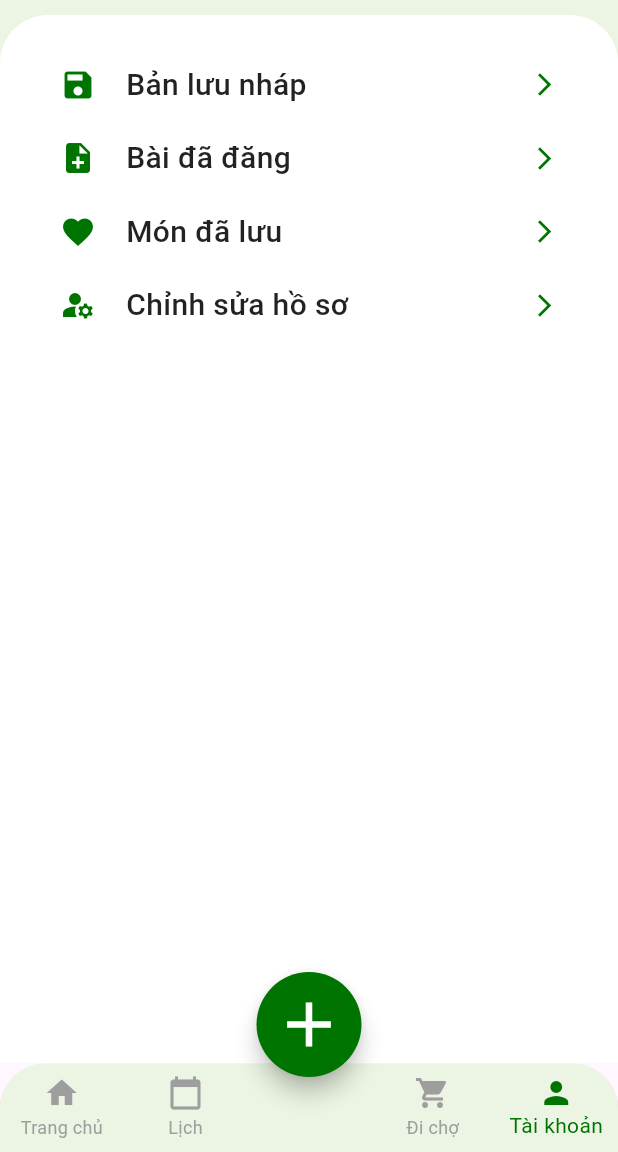
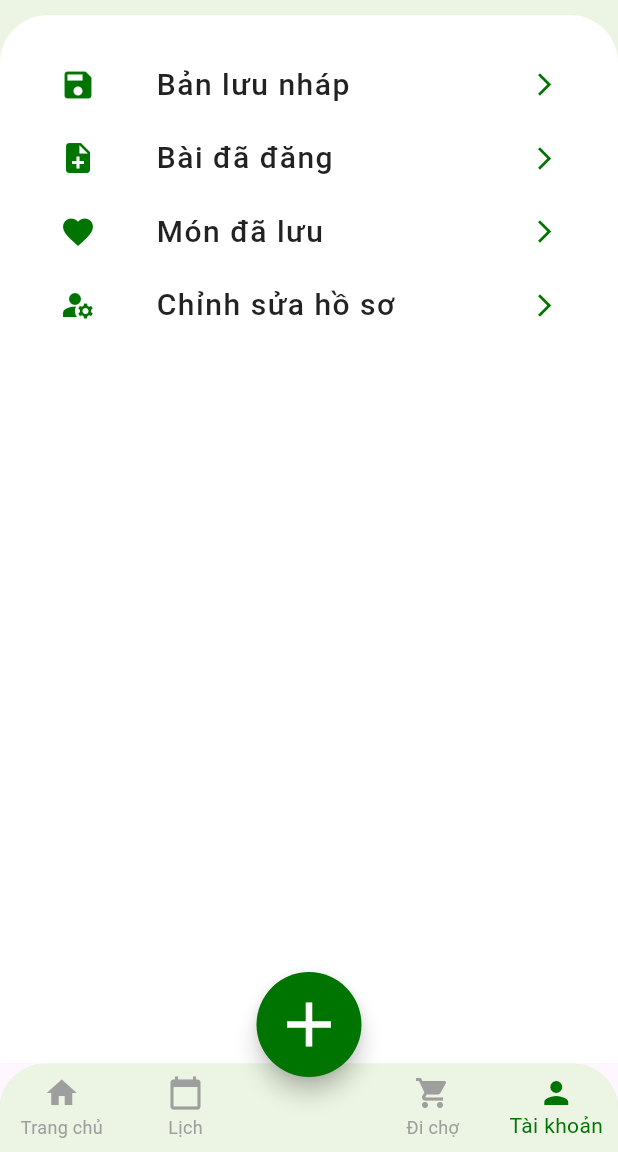
Before and after one commit to NguyenHongLoan125/lolly_app, a Flutter app: the AccountScreen screen opened by its route, on a phone screen of 412 x 824 dp, the part 84-1236 px from its top. Run offline on Flutter 3.47's test engine with Material 3 defaults, Android fonts, the phone set to English and light mode, and no system bars; our stand-ins replace cached_network_image, flutter_secure_storage, get, go_router, google_fonts, pin_code_fields and 2 more; accounts and stored records are empty.

```diff
--- a/lolly_app/lib/models/dish_model.dart
+++ b/lolly_app/lib/models/dish_model.dart
@@ -42,4 +42,9 @@ class DishModel {
       'user_id': user_id,
     };
   }
+  @override
+  String toString() {
+    return 'DishModel{id: $id, name: $name, imageUrl: $imageUrl, likes: $likes, user_id: $user_id, ingredients: $ingredients}';
+  }
+
 }
--- a/lolly_app/lib/views/screens/nav_screens/account_screen.dart
+++ b/lolly_app/lib/views/screens/nav_screens/account_screen.dart
@@ -65,13 +65,14 @@ class AccountScreen extends StatelessWidget {
                             children: [
                               const SizedBox(width: 20),
                               const Icon(Icons.save, color: Color(0xFF007400)),
-                              const SizedBox(width: 20),
+                              const SizedBox(width: 40),
                               Text(
                                 'Bản lưu nháp',
                                 style: GoogleFonts.roboto(
                                   fontSize: 20,
                                   color: Colors.black87,
                                   fontWeight: FontWeight.w500,
+                                  letterSpacing: 1,
                                 ),
                               ),
                             ],
@@ -96,13 +97,14 @@ class AccountScreen extends StatelessWidget {
                             children: [
                               const SizedBox(width: 20),
                               const Icon(Icons.note_add, color: Color(0xFF007400)),
-                              const SizedBox(width: 20),
+                              const SizedBox(width: 40),
                               Text(
                                 'Bài đã đăng',
                                 style: GoogleFonts.roboto(
                                   fontSize: 20,
                                   color: Colors.black87,
                                   fontWeight: FontWeight.w500,
+                                  letterSpacing: 1,
                                 ),
                               ),
                             ],
@@ -126,13 +128,14 @@ class AccountScreen extends StatelessWidget {
                             children: [
                               const SizedBox(width: 20),
                               const Icon(Icons.favorite, color: Color(0xFF007400)),
-                              const SizedBox(width: 20),
+                              const SizedBox(width: 40),
                               Text(
                                 'Món đã lưu',
                                 style: GoogleFonts.roboto(
                                   fontSize: 20,
                                   color: Colors.black87,
                                   fontWeight: FontWeight.w500,
+                                  letterSpacing: 1,
                                 ),
                               ),
                             ],
@@ -152,13 +155,14 @@ class AccountScreen extends StatelessWidget {
                           children: [
                             const SizedBox(width: 20),
                             const Icon(Icons.manage_accounts, color: Color(0xFF007400)),
-                            const SizedBox(width: 20),
+                            const SizedBox(width: 40),
                             Text(
                               'Chỉnh sửa hồ sơ',
                               style: GoogleFonts.roboto(
                                 fontSize: 20,
                                 color: Colors.black87,
                                 fontWeight: FontWeight.w500,
+                                letterSpacing: 1,
                               ),
                             ),
 
```
Also changed, not shown: lolly_app/lib/controllers/dish_controller.dart (+10 -3 lines), lolly_app/lib/models/ingredient_model.dart (+1 -116 lines), lolly_app/lib/views/screens/nav_screens/widgets/dish_item.dart (+6 -2 lines).
